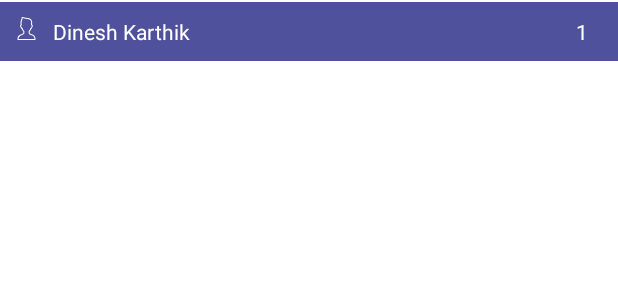
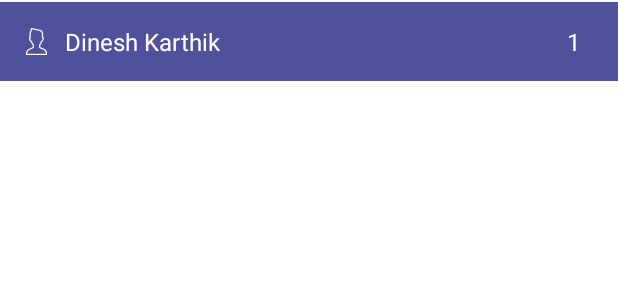
Before and after one commit to NayabKhan0/OKCricket, an Android app: the layout player_item.xml on its own in the app's theme, with its tools: preview values and no code run, on a phone screen of 412 x 824 dp. Shown: the top 300 px of the screen. Run offline under Robolectric (Android 15) with nearby library versions, the phone set to English and light mode, and no system bars; Roboto replaces fonts that are not available here.

Commit message:
Final Commit

```diff
--- a/app/src/main/res/layout/player_item.xml
+++ b/app/src/main/res/layout/player_item.xml
@@ -3,17 +3,19 @@
     xmlns:app="http://schemas.android.com/apk/res-auto">
 
     <androidx.constraintlayout.widget.ConstraintLayout
+        android:id="@+id/mainLayout"
+        android:layout_width="match_parent"
+        android:layout_height="wrap_content"
         android:layout_marginTop="1dp"
-        android:layout_width="match_parent"
         android:background="@color/color4"
-        android:layout_height="wrap_content"
-        android:padding="10dp">
+        android:padding="15dp">
 
         <ImageView
             android:id="@+id/personIcon"
-            android:layout_width="15dp"
-            android:layout_height="15dp"
+            android:layout_width="18dp"
+            android:layout_height="18dp"
             android:src="@drawable/person_icon"
+            app:layout_constraintBottom_toBottomOf="parent"
             app:layout_constraintStart_toStartOf="parent"
             app:layout_constraintTop_toTopOf="parent" />
 
@@ -24,7 +26,7 @@
             android:layout_height="wrap_content"
             android:layout_marginStart="10dp"
             android:text="Dinesh Karthik"
-            android:textSize="14sp"
+            android:textSize="16sp"
             app:layout_constraintBottom_toBottomOf="parent"
             app:layout_constraintStart_toEndOf="@+id/personIcon"
             app:layout_constraintTop_toTopOf="parent" />
@@ -36,7 +38,7 @@
             android:layout_height="wrap_content"
             android:layout_marginEnd="10dp"
             android:text="1"
-            android:textSize="14sp"
+            android:textSize="16sp"
             app:layout_constraintBottom_toBottomOf="parent"
             app:layout_constraintEnd_toEndOf="parent"
             app:layout_constraintTop_toTopOf="parent" />
```
Also changed, not shown: app/src/main/java/com/android/okcricket/ui/adapter/PlayerInfoAdapter.kt (+7 -1 lines), app/src/main/java/com/android/okcricket/ui/fragment/TeamDetailsFragment.kt (+18 -1 lines).
